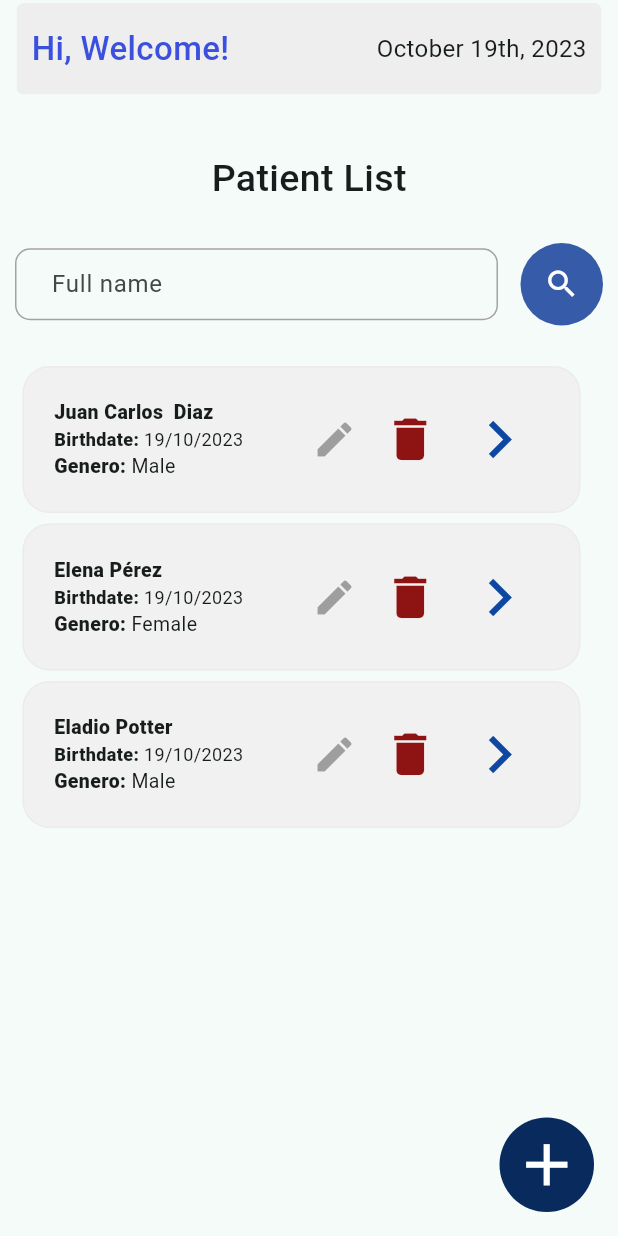
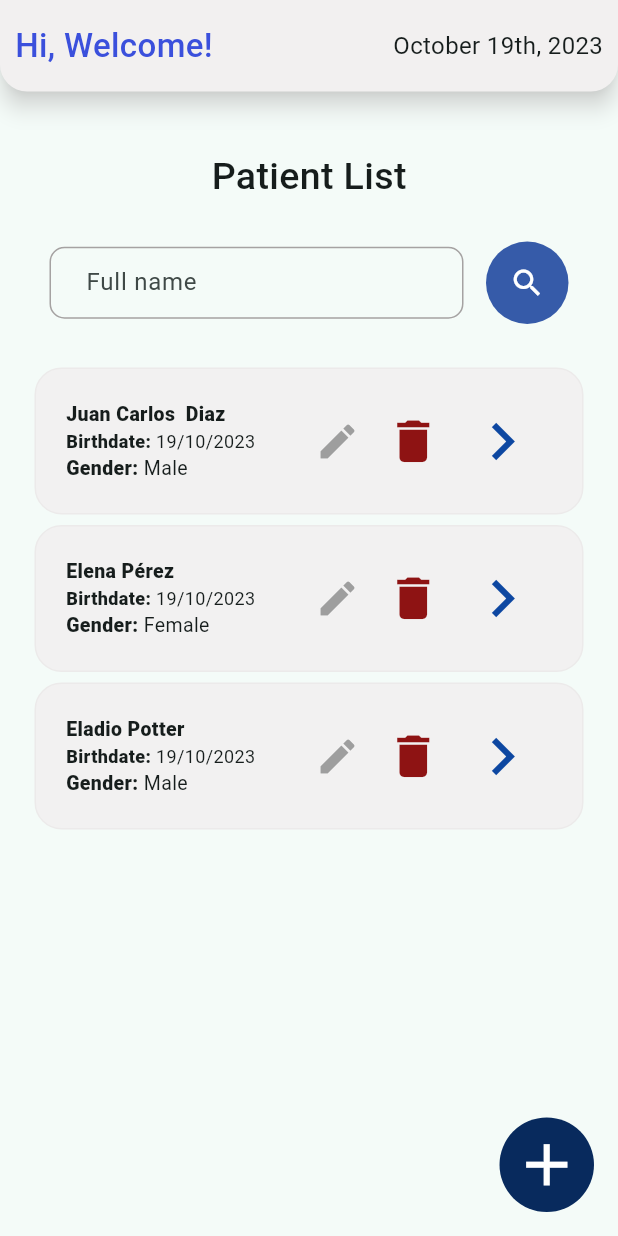
Before and after one commit to JuancarDiaz/register_app, a Flutter app: the MainPageRegister screen opened by its route, on a phone screen of 412 x 824 dp. Run offline on Flutter 3.47's test engine with Material 2 defaults, Android fonts, the phone set to English and light mode, and no system bars; our stand-ins replace dropdown_button2, equatable, flutter_bloc, go_router; network calls fail.

```diff
--- a/lib/config/theme/app_theme.dart
+++ b/lib/config/theme/app_theme.dart
@@ -22,6 +22,7 @@ class AppTheme {
                       => ThemeData(
                         useMaterial3: true,
                         colorSchemeSeed:  colorList[ selectedColor ],
+
                       );
 
 }
--- a/lib/presentation/screens/main_page.dart
+++ b/lib/presentation/screens/main_page.dart
@@ -99,11 +99,7 @@ class _HeaderFilterAndBodyCustom extends StatelessWidget {
 
       final UserProvider userProvider = context.watch<UserProvider>();
 
-    return Padding(       // Padding general a todo el bloque
-
-      padding:const EdgeInsets.symmetric(horizontal: 10.0, vertical: 1),
-
-      child: Column( // Disposición interior en columnas de todos los elementos hijos
+    return Column(       // Padding general a todo el bloque
 
         crossAxisAlignment: CrossAxisAlignment.center, // centrado del contenido
 
@@ -111,19 +107,25 @@ class _HeaderFilterAndBodyCustom extends StatelessWidget {
 
                   _Header(formattedDate: formattedDate),
 
-                  _Filtro(textEditingControllerInput: _textEditingControllerInput),
+                  Container(
+                    padding: const EdgeInsets.symmetric(horizontal: 33.0, vertical: 1),
+                    child: _Filtro(textEditingControllerInput: _textEditingControllerInput),
+                  ),
 
-                  const RenderizarListaUsuarios(),
+                  const Expanded(
+                    child: Padding(
+                      padding:  EdgeInsets.symmetric(horizontal: 18.0, vertical: 1),
+                      child: RenderizarListaUsuarios(),
+                    ),),
 
                   Container(
-                    child: userProvider.loadMessage ?  MessageInfo(operation: userProvider.operation,) : const Text(''),
+                      padding: const EdgeInsets.symmetric(horizontal: 18.0, vertical: 1),
+                      child: userProvider.loadMessage
+                                                     ?  MessageInfo(operation: userProvider.operation,)
+                                                     : const Text(''),
                     ),
-
                 ],
-      ),
-
             );
-
   }
 }
 
@@ -191,40 +193,38 @@ class _Header extends StatelessWidget {
 
   @override
   Widget build(BuildContext context) {
-    return Padding( // elementos centrados
-
-      padding: const EdgeInsets.fromLTRB(1, 1, 1, 13),
-
-      child: ClipRRect( // Creamos un elemento en cual va ha tener forma de cuadrado y
-                        // dentro de el metemos todos sus elementos uno a cada lado
-
-        child: Material( // Creamos un contenedor de Material para darle la apariencia
-
-          color:Colors.grey.shade200,
-          shadowColor: Colors.black,
-
-          borderRadius: BorderRadius.circular(5), // al clipRect Ledamos un borde
-
+    return Padding(
+  padding: const EdgeInsets.fromLTRB(0, 0, 0, 13),
+  child: Material(
+    color:const Color.fromARGB(255, 242, 240, 240),
+    elevation: 6,
+    shadowColor: const Color.fromARGB(255, 243, 242, 241),
+    borderRadius: const BorderRadius.only(
+      bottomLeft: Radius.circular(18),
+      bottomRight: Radius.circular(18),
+    ),
     child: Padding(
-
       padding: const EdgeInsets.symmetric(horizontal: 10, vertical: 15),
-
-                  child:  Row(
-
+      child: Row(
         mainAxisAlignment: MainAxisAlignment.spaceBetween,
-
         children: [
-
-                          const Text('Hi, Welcome!',style: TextStyle(fontSize: 22,
+          const Text(
+            'Hi, Welcome!',
+            style: TextStyle(
+              fontSize: 22,
               color: Color.fromARGB(255, 59, 80, 220),
-                                                                      fontWeight: FontWeight.w500)),
-                          Text( formattedDate ,style: const TextStyle(fontSize: 16)),
-
+              fontWeight: FontWeight.w500,
+            ),
+          ),
+          Text(
+            formattedDate,
+            style: const TextStyle(fontSize: 16),
+          ),
         ],
       ),
     ),
-        )
   ),
 );
+
   }
 }
--- a/lib/widgets/views/render_info_user.dart
+++ b/lib/widgets/views/render_info_user.dart
@@ -47,7 +47,7 @@ class _InfoUserEditDeleteState extends State<InfoUserEditDelete> {
 
       },
       child: Padding(
-        padding: const EdgeInsets.fromLTRB(5, 2, 15, 5),
+        padding: const EdgeInsets.fromLTRB(5, 2, 5, 5),
         child: Container(
           decoration: BoxDecoration(
             color: const Color.fromARGB(255, 242, 241, 241),
@@ -189,7 +189,7 @@ class _InfoUserLeft extends StatelessWidget {
           ),
       Row(
             children: [
-            const Text( 'Genero: ' , style: TextStyle(fontSize: 13,fontWeight: FontWeight.w800) ),
+            const Text( 'Gender: ' , style: TextStyle(fontSize: 13,fontWeight: FontWeight.w800) ),
             Text(  user.gender.stringValue , style: const TextStyle(fontSize: 13) ),
 
               ],
--- a/lib/widgets/views/render_list_users.dart
+++ b/lib/widgets/views/render_list_users.dart
@@ -84,24 +84,21 @@ class _MessageDataNotFound extends StatelessWidget {
 
   @override
   Widget build(BuildContext context) {
-    return Padding( // elementos centrados
+    return  Padding(
+                  padding: const EdgeInsets.fromLTRB(10, 5, 10, 10),
+                  child: Material(
+                    elevation: 6, // Establece la elevación para agregar sombra
+                    color: const Color.fromARGB(255, 250, 248, 217),
+                    borderRadius: BorderRadius.circular(5),
+                    child: const Padding(
+                      padding:  EdgeInsets.symmetric(horizontal: 100, vertical: 20),
+                      child: Text(
+                        'There are no registered patients.',
+                        style: TextStyle(fontWeight: FontWeight.w700),
+                      ),
+                    ),
+                  ),
+                );
 
-      padding: const EdgeInsets.fromLTRB(10, 5, 10, 10),
-
-      child: ClipRRect(
-
-                child: Material( // Creamos un contenedor de Material para darle la apariencia
-
-                            color: const Color.fromARGB(255, 250, 248, 217),
-                            shadowColor: Colors.black,
-                            borderRadius: BorderRadius.circular(5), // al clipRect Ledamos un borde
-                            child: const Padding(
-
-                                  padding:  EdgeInsets.symmetric(horizontal: 120, vertical: 20),
-                                  child:  Text('hay pacientes registrados.')
-                                  ),
-                          )
-                        ),
-                );
   }
 }
```
Also changed, not shown: assets/images/icono.png (added), lib/main.dart (line endings or trailing spaces). Lines whose indentation alone changed are shown as unchanged.
